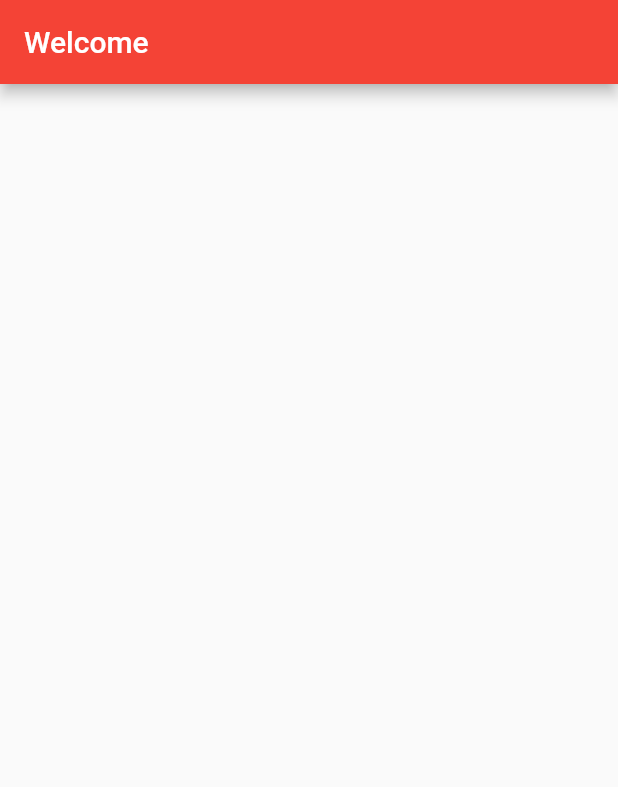
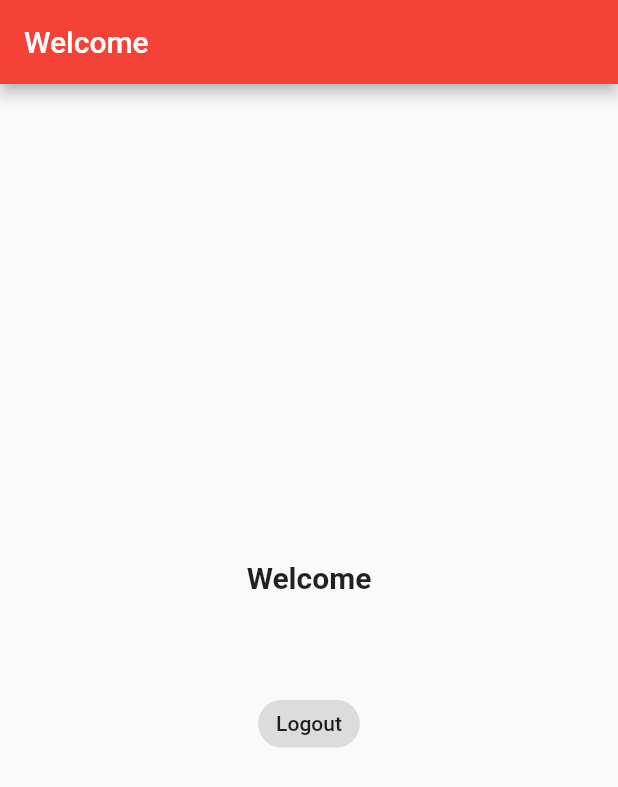
Before and after one commit to jenish2002/CloudCar, a Flutter app: the HomeScreen screen opened directly, on a phone screen of 412 x 824 dp. Shown: the top 787 px of the screen. Run offline on Flutter 3.47's test engine with Material 2 defaults, Android fonts, the phone set to English and light mode, and no system bars; our stand-ins replace cloud_firestore, firebase_auth, firebase_core, fluttertoast; accounts and stored records are empty.

Commit message:
Sixth Commit

```diff
--- a/lib/screens/home_screen.dart
+++ b/lib/screens/home_screen.dart
@@ -1,25 +1,90 @@
+import 'package:car_app/model/user_model.dart';
+import 'package:cloud_firestore/cloud_firestore.dart';
+import 'package:firebase_auth/firebase_auth.dart';
 import 'package:flutter/material.dart';
+
+import 'login_screen.dart';
 
 class HomeScreen extends StatefulWidget {
   const HomeScreen({Key? key}) : super(key: key);
 
   @override
-  @override
   _HomeScreenState createState() => _HomeScreenState();
 }
 
 class _HomeScreenState extends State<HomeScreen> {
+
+  User? user = FirebaseAuth.instance.currentUser;
+  UserModel loggedInUser = UserModel();
+
+  @override
+  void initState() {
+    super.initState();
+    FirebaseFirestore.instance
+        .collection("users")
+        .doc(user!.uid)
+        .get()
+        .then((value){
+          loggedInUser = UserModel.fromMap(value.data());
+          setState(() {});
+    });
+  }
+
   @override
   Widget build(BuildContext context) {
     return Scaffold(
       appBar: AppBar(
         title: const Text("Welcome"),
       ),
-      body: const Center(
+      body: Center(
         child: Padding(
-          padding: EdgeInsets.all(20),
+          padding: const EdgeInsets.all(20),
+          child: Column(
+            mainAxisAlignment: MainAxisAlignment.center,
+            crossAxisAlignment: CrossAxisAlignment.center,
+            children: <Widget>[
+              const Text(
+                "Welcome",
+                style: TextStyle(
+                  fontSize: 20,
+                  fontWeight: FontWeight.bold
+                ),
+              ),
+              const SizedBox(height: 10),
+              //name
+              Text(
+                "${loggedInUser.firstName} ${loggedInUser.secondName}",
+                style: const TextStyle(
+                  color: Colors.black45,
+                    fontWeight: FontWeight.w500
+                ),
+              ),
+              //email
+              Text(
+                "${loggedInUser.email}",
+                style: const TextStyle(
+                    color: Colors.black45,
+                    fontWeight: FontWeight.w500
+                ),
+              ),
+              const SizedBox(height: 20),
+              ActionChip(
+                  label: const Text("Logout"),
+                  onPressed: () {
+                    logout(context);
+                  }
+              ),
+            ],
+          ),
         ),
       ),
     );
   }
+
+  //logout function
+  Future<void> logout(BuildContext context) async {
+    await FirebaseAuth.instance.signOut();
+    Navigator.of(context).pushReplacement(MaterialPageRoute(builder: (contex) => const LoginScreen()));
+  }
+
 }
--- a/lib/screens/registration_screen.dart
+++ b/lib/screens/registration_screen.dart
@@ -4,7 +4,6 @@ import 'package:flutter/material.dart';
 import 'package:firebase_auth/firebase_auth.dart';
 import 'package:fluttertoast/fluttertoast.dart';
 import 'package:car_app/screens/home_screen.dart';
-
 
 class RegistrationScreen extends StatefulWidget {
   const RegistrationScreen({Key? key}) : super(key: key);
@@ -14,7 +13,6 @@ class RegistrationScreen extends StatefulWidget {
 }
 
 class _RegistrationScreenState extends State<RegistrationScreen> {
-
 
   final _auth = FirebaseAuth.instance;
   //form key
@@ -148,8 +146,6 @@ class _RegistrationScreenState extends State<RegistrationScreen> {
             return "Password don't match";
           }
           return null;
-
-
         },
         //to save value user enters
         onSaved: (value)
@@ -240,7 +236,6 @@ class _RegistrationScreenState extends State<RegistrationScreen> {
       await _auth.createUserWithEmailAndPassword(email: email, password: password)
           .then((uid) => {
             postDetailsToFirestore()
-
       }).catchError((e)
       {
        Fluttertoast.showToast(msg: e!.message);
@@ -248,13 +243,10 @@ class _RegistrationScreenState extends State<RegistrationScreen> {
     }
   }
 
-
-  postDetailsToFirestore() async
-  {
+  postDetailsToFirestore() async {
     //calling our firestore
     //calling our user model
     //sending these values
-
 
     FirebaseFirestore firebaseFirestore = FirebaseFirestore.instance;
     User? user = _auth.currentUser;
@@ -267,22 +259,13 @@ class _RegistrationScreenState extends State<RegistrationScreen> {
     userModel.firstName = firstNameEditingController.text;
     userModel.secondName = secondNameEditingController.text;
 
-
     await firebaseFirestore
       .collection("users")
       .doc(user.uid)
       .set(userModel.toMap());
-    Fluttertoast.showToast(msg: "Account created successfully :) ");
+    Fluttertoast.showToast(msg: "Account created successfully");
 
-    Navigator.pushAndRemoveUntil((context), MaterialPageRoute(builder: (context) => HomeScreen()),
+    Navigator.pushAndRemoveUntil((context), MaterialPageRoute(builder: (context) => const HomeScreen()),
         (route) => false);
-
-
-
-
-
-
-
-
   }
 }
```
Also changed, not shown: lib/model/user_model.dart (+3 -5 lines), 1 other file.
